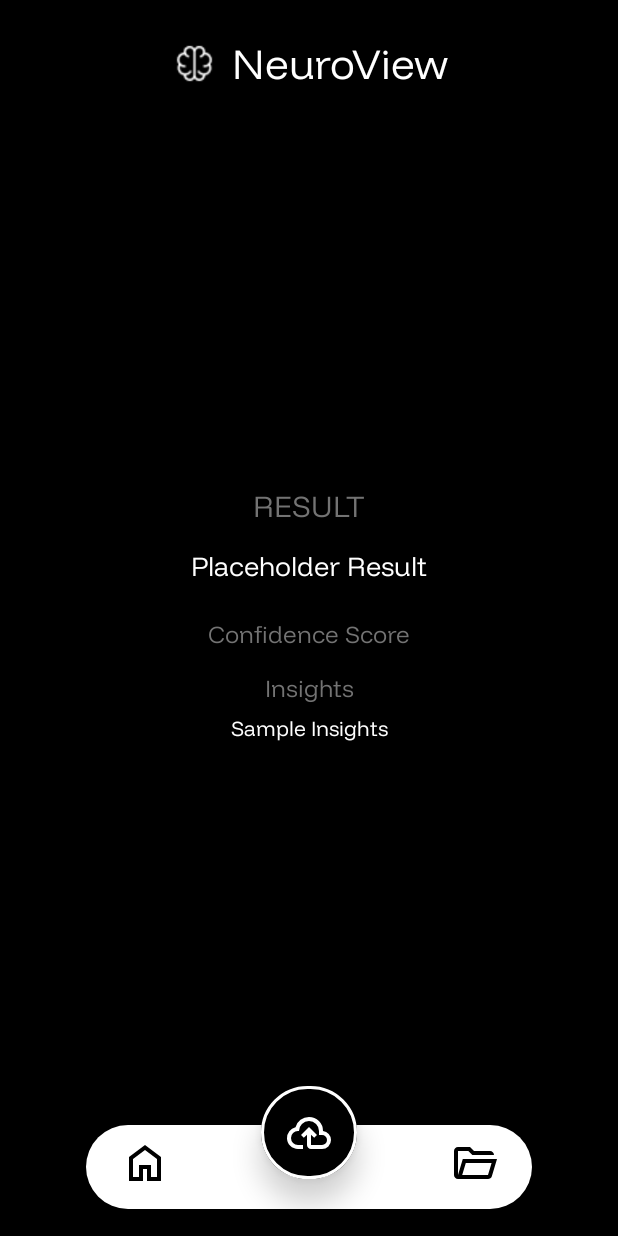
After one commit to grgttdln/NeuroView-Mobile, an Android app built with Jetpack Compose: the ResultScreen screen opened through its navigation route, on a phone screen of 412 x 824 dp. The commit adds this screen. Run offline under Robolectric (Android 15) with nearby library versions, the phone set to English and light mode, and no system bars.

Commit message:
feat: upload image and result screen

```diff
--- a/app/src/main/AndroidManifest.xml
+++ b/app/src/main/AndroidManifest.xml
@@ -1,6 +1,8 @@
 <?xml version="1.0" encoding="utf-8"?>
 <manifest xmlns:android="http://schemas.android.com/apk/res/android"
     xmlns:tools="http://schemas.android.com/tools">
+
+    <uses-permission android:name="android.permission.INTERNET" />
 
     <application
         android:allowBackup="true"
@@ -10,7 +12,8 @@
         android:label="@string/app_name"
         android:roundIcon="@mipmap/ic_launcher_round"
         android:supportsRtl="true"
-        android:theme="@style/Theme.NeuroView">
+        android:theme="@style/Theme.NeuroView"
+        android:usesCleartextTraffic="true">
         <activity
             android:name=".MainActivity"
             android:exported="true"
--- a/app/src/main/java/com/example/neuroview/Navigation.kt
+++ b/app/src/main/java/com/example/neuroview/Navigation.kt
@@ -16,6 +16,7 @@ object Routes {
     const val UPLOAD_IMAGE = "upload_image"
     const val DETAILS = "details"
     const val PAST_RECORDS = "past_records"
+    const val RESULT = "result"
 }
 
 @Composable
@@ -39,5 +40,8 @@ fun NeuroViewNavigation(navController: NavHostController) {
         composable(Routes.PAST_RECORDS) {
             PastRecordsScreen(navController = navController)
         }
+        composable(Routes.RESULT) {
+            com.example.neuroview.screens.ResultScreen(navController = navController)
+        }
     }
 }
--- /dev/null
+++ b/app/src/main/java/com/example/neuroview/screens/ResultScreen.kt
@@ -0,0 +1,114 @@
+package com.example.neuroview.screens
+
+import androidx.compose.foundation.background
+import androidx.compose.foundation.layout.*
+import androidx.compose.material3.*
+import androidx.compose.runtime.Composable
+import androidx.compose.ui.Alignment
+import androidx.compose.ui.Modifier
+import androidx.compose.ui.graphics.Color
+import androidx.compose.ui.text.font.FontWeight
+import androidx.compose.ui.tooling.preview.Preview
+import androidx.compose.ui.unit.dp
+import androidx.compose.ui.unit.sp
+import androidx.navigation.NavController
+import androidx.navigation.compose.rememberNavController
+import com.example.neuroview.Routes
+import com.example.neuroview.components.BottomNavigationBar
+import com.example.neuroview.components.TopAppBar
+
+@Composable
+fun ResultScreen(navController: NavController) {
+    Scaffold(
+        topBar = {
+            TopAppBar(
+                backgroundColor = Color.Black,
+                textColor = Color.White,
+                logoSize = 42,
+                titleFontSize = 28
+            )
+        },
+
+        bottomBar = {
+            BottomNavigationBar(
+                navController = navController,
+                currentRoute = Routes.RESULT,
+                bottomPadding = 18,
+                navBarHeight = 80,
+                regularIconSize = 32,
+                fabIconSize = 32,
+                fabSize = 64,
+                navBarWidth = 0.8f,
+                horizontalPadding = 16
+            )
+        }
+    ) { paddingValues ->
+        Box(
+            modifier = Modifier
+                .fillMaxSize()
+                .background(Color.Black)
+                .padding(paddingValues),
+            contentAlignment = Alignment.Center
+        ) {
+            Column(
+                modifier = Modifier.fillMaxWidth(),
+                horizontalAlignment = Alignment.CenterHorizontally
+            ) {
+                Text(
+                    text = "RESULT",
+                    fontSize = 20.sp,
+                    fontWeight = FontWeight.Bold,
+                    color = Color(0xFF737373)
+                )
+                Spacer(modifier = Modifier.height(16.dp))
+
+                Text(
+                    text = "Placeholder Result",
+                    fontSize = 18.sp,
+                    fontWeight = FontWeight.SemiBold,
+                    color = Color.White
+                )
+                Spacer(modifier = Modifier.height(24.dp))
+
+                // two image blocks side by side
+
+                Text(
+                    text = "Confidence Score",
+                    fontSize = 16.sp,
+                    fontWeight = FontWeight.SemiBold,
+                    color = Color(0xFF737373)
+                )
+                Spacer(modifier = Modifier.height(16.dp))
+
+                // bar graph
+
+                Text(
+                    text = "Insights",
+                    fontSize = 16.sp,
+                    fontWeight = FontWeight.SemiBold,
+                    color = Color(0xFF737373)
+                )
+                Spacer(modifier = Modifier.height(8.dp))
+
+                Text(
+                    text = "Sample Insights",
+                    fontSize = 14.sp,
+                    fontWeight = FontWeight.Normal,
+                    color = Color.White
+                )
+            }
+
+        }
+    }
+}
+
+@Preview(showBackground = true)
+@Composable
+fun ResultScreenPreview() {
+    // Mock NavController for preview
+    val mockNavController = rememberNavController()
+
+    MaterialTheme {
+        ResultScreen(navController = mockNavController)
+    }
+}
```
Also changed, not shown: app/build.gradle.kts (+8 -0 lines), app/src/main/java/com/example/neuroview/screens/UploadImageScreen.kt (+55 -3 lines), gradle/libs.versions.toml (+7 -0 lines), app/src/main/java/com/example/neuroview/components/BottomNavigationBar.kt (line endings or trailing spaces).
